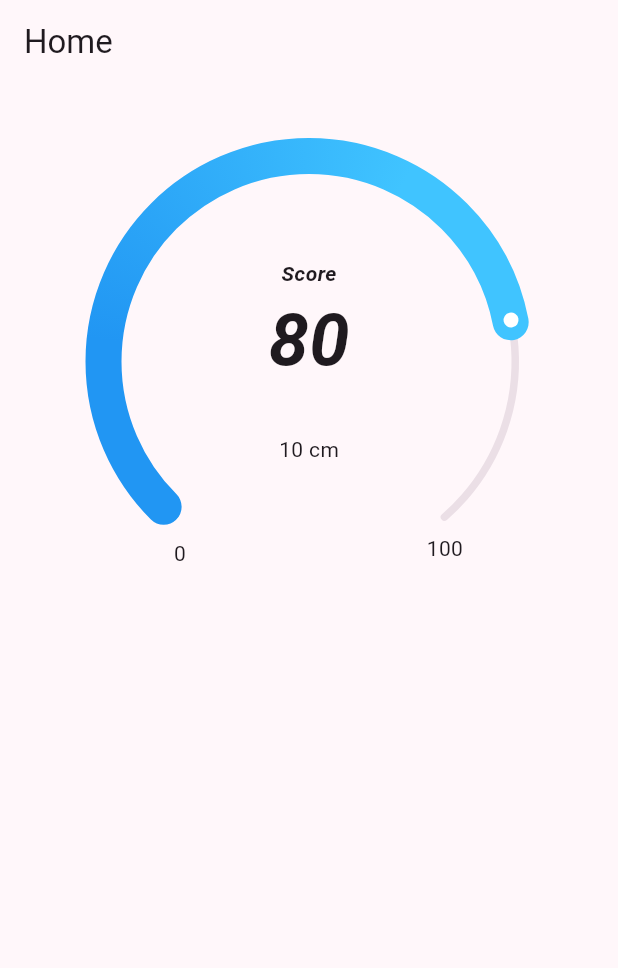
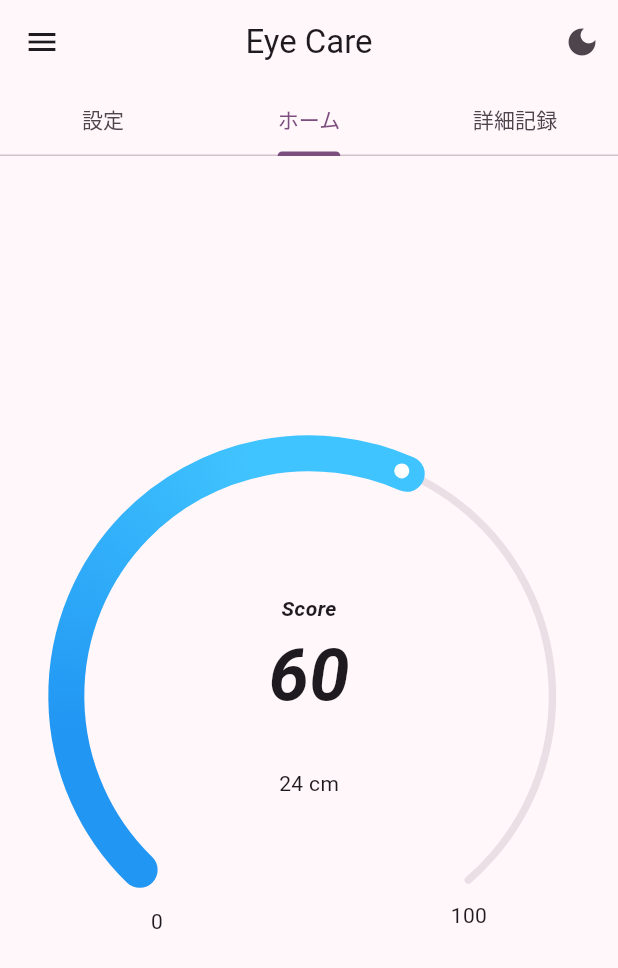
Before and after one commit to chcolte/eye-care, a Flutter app: the screen it shows after launch, on a phone screen of 412 x 824 dp. Shown: the top 968 px of the screen. Run offline on Flutter 3.47's test engine with Material 3 defaults, Android fonts, the phone set to English and light mode, and no system bars; drawn by our look-alikes of syncfusion_flutter_gauges; our stand-ins replace camera, fl_chart.

Commit message:
[feat] ホーム画面にタブバーを設置

```diff
--- a/eye_care/lib/screen/home.dart
+++ b/eye_care/lib/screen/home.dart
@@ -20,19 +20,51 @@ class _HomePageState extends State<HomePage> {
     double _height = MediaQuery.of(context).size.height;
     double _width = MediaQuery.of(context).size.width;
 
-    return Scaffold(
-        appBar: AppBar(
-          title: const Text('Home'),
-        ),
-        body:
-        Padding(
-          padding: const EdgeInsets.all(10),
-          child: Column(
+    return DefaultTabController(
+        initialIndex: 1,
+        length: 3,
+        child: Scaffold(
+          appBar: AppBar(
+            leading: IconButton(
+              icon: Icon(Icons.menu),
+              onPressed: () {
+                Navigator.push(
+                  context,
+                  MaterialPageRoute(builder: (context) => HomePage()),//ここの遷移先を設定画面ができ次第変更
+                );
+              },
+            ),
+            centerTitle: true,
+            title: Text('Eye Care'),
+
+            actions: [// 使い先未定
+              IconButton(
+                icon: Icon(Icons.dark_mode),
+                onPressed: () {
+                  Navigator.push(
+                    context,
+                    MaterialPageRoute(builder: (context) => HomePage()),
+                  );
+                },
+              ),
+            ],
+
+            bottom: const TabBar(
+              tabs: [
+                Tab(text: '設定'),
+                Tab(text: 'ホーム'),
+                Tab(text: '詳細記録'),
+              ],
+            ),
+          ),
+          body: TabBarView(
             children: [
-              scoreWidget(80, 10),
+              Center(child: Text('車のコンテンツ')),
+              Center(child: scoreWidget(60, 24)),// とりあえずおいておく
+              Center(child: Text('自転車のコンテンツ')),
             ],
           ),
-        )
+        ),
     );
   }
 
```
